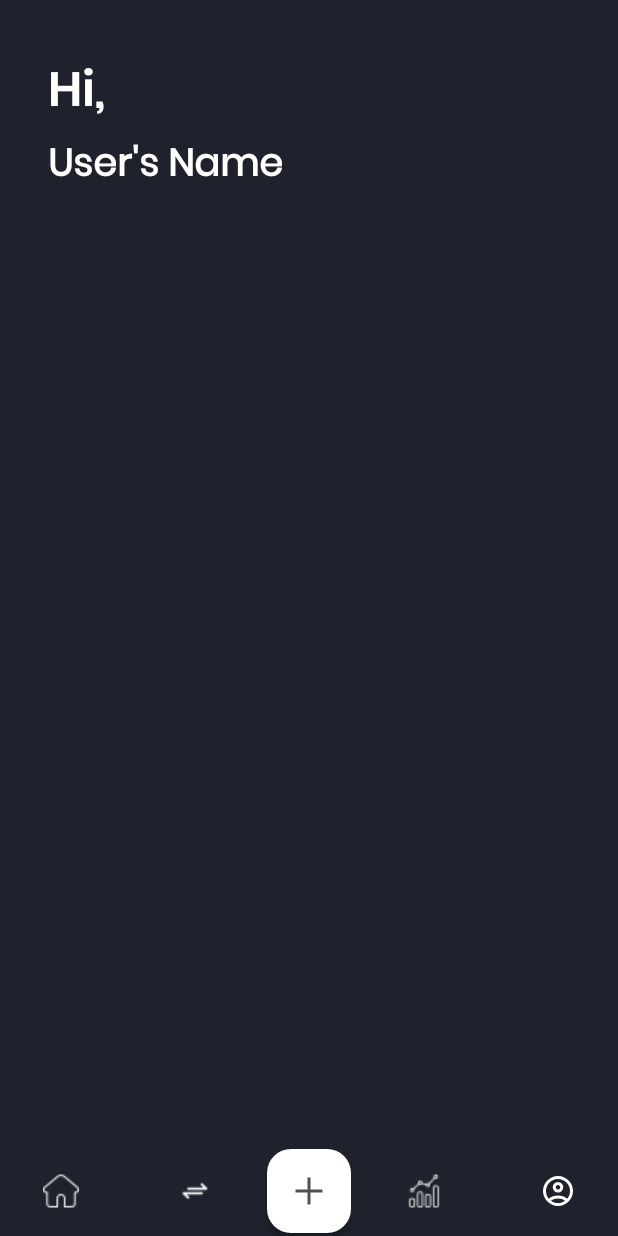
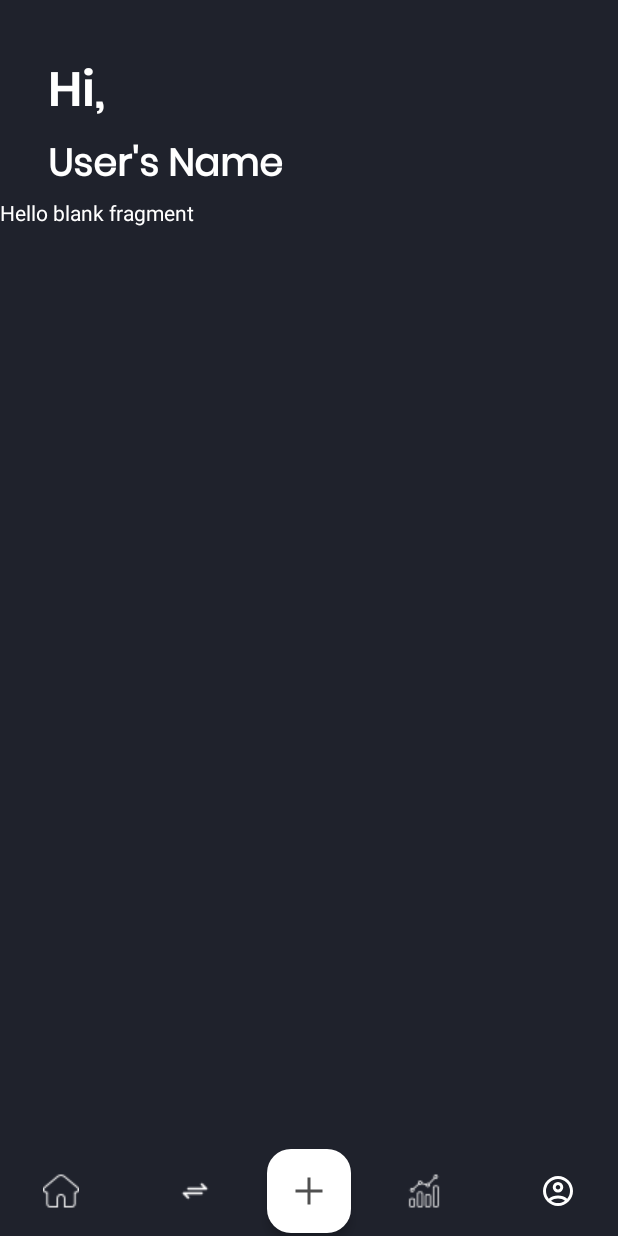
Before and after one commit to cristianjay-dev/expense_tracking_app, an Android app: the DashboardActivity screen opened directly, with no data from a screen before it, on a phone screen of 412 x 824 dp. Run offline under Robolectric (Android 15) with nearby library versions, the phone set to English and light mode, and no system bars.

Commit message:
Add pop-up Dialog in fabAddExpense

```diff
--- a/app/build.gradle.kts
+++ b/app/build.gradle.kts
@@ -29,6 +29,9 @@ android {
         sourceCompatibility = JavaVersion.VERSION_11
         targetCompatibility = JavaVersion.VERSION_11
     }
+    buildFeatures {
+        viewBinding = true
+    }
 
 }
 
--- a/app/src/main/AndroidManifest.xml
+++ b/app/src/main/AndroidManifest.xml
@@ -12,6 +12,9 @@
         android:supportsRtl="true"
         android:theme="@style/Theme.ExpensesTrackingApp"
         tools:targetApi="31">
+        <activity
+            android:name=".AddExpenseActivity"
+            android:exported="false" />
         <activity
             android:name=".DashboardActivity"
             android:exported="false" />
--- a/app/src/main/java/com/shop/expensestrackingapp/DashboardActivity.java
+++ b/app/src/main/java/com/shop/expensestrackingapp/DashboardActivity.java
@@ -1,24 +1,73 @@
 package com.shop.expensestrackingapp;
 
+import android.app.Dialog;
 import android.os.Bundle;
 
 import androidx.activity.EdgeToEdge;
 import androidx.appcompat.app.AppCompatActivity;
+import androidx.appcompat.widget.Toolbar;
 import androidx.core.graphics.Insets;
 import androidx.core.view.ViewCompat;
 import androidx.core.view.WindowInsetsCompat;
+import androidx.fragment.app.Fragment;
+
+import com.shop.expensestrackingapp.databinding.ActivityDashboardBinding;
+
+import java.util.Objects;
 
 public class DashboardActivity extends AppCompatActivity {
+
+    ActivityDashboardBinding binding;
 
     @Override
     protected void onCreate(Bundle savedInstanceState) {
         super.onCreate(savedInstanceState);
+        binding = ActivityDashboardBinding.inflate(getLayoutInflater());
         EdgeToEdge.enable(this);
-        setContentView(R.layout.activity_dashboard);
+        setContentView(binding.getRoot());
         ViewCompat.setOnApplyWindowInsetsListener(findViewById(R.id.main), (v, insets) -> {
             Insets systemBars = insets.getInsets(WindowInsetsCompat.Type.systemBars());
             v.setPadding(systemBars.left, systemBars.top, systemBars.right, systemBars.bottom);
             return insets;
+
         });
+        if (savedInstanceState == null) {
+            loadFragment(new HomeFragment()); // Assuming you have a HomeFragment
+        }
+
+        binding.navHome.setOnClickListener(v -> loadFragment(new HomeFragment()));
+        binding.navHistory.setOnClickListener(v -> loadFragment(new HistoryFragment()));
+        binding.navStats.setOnClickListener(v -> loadFragment(new StatsFragment()));
+        binding.navProfile.setOnClickListener(v -> loadFragment(new ProfileFragment()));
+
+        binding.fabAddExpense.setOnClickListener( v -> showDialog());
     }
+    private void loadFragment(Fragment fragment) {
+        getSupportFragmentManager()
+                .beginTransaction()
+                .replace(binding.frameLayout.getId(), fragment)
+                .commit();
+    }
+    private void showDialog() {
+        Dialog dialog = new Dialog(this);
+        dialog.setContentView(R.layout.activity_add_expense);
+        Objects.requireNonNull(dialog.getWindow()).setBackgroundDrawableResource(R.drawable.popup_modal);
+        Toolbar toolbar = dialog.findViewById(R.id.toolbarExpense);
+
+        // Inflate the toolbar menu
+        toolbar.inflateMenu(R.menu.toolbar_menu);
+
+        // Handle toolbar menu item click (like the close button)
+        toolbar.setOnMenuItemClickListener(item -> {
+            if (item.getItemId() == R.id.btnClose) {
+                dialog.dismiss(); // Close the dialog
+                return true;
+            }
+            return false;
+        });
+
+        dialog.show();
+    }
+
+
 }
--- /dev/null
+++ b/app/src/main/res/drawable/popup_modal.xml
@@ -0,0 +1,15 @@
+<?xml version="1.0" encoding="utf-8"?>
+<shape
+    xmlns:android="http://schemas.android.com/apk/res/android"
+    android:shape="rectangle">
+    <stroke
+        android:width="2dp"
+        android:color="#B6B5B5" />
+    <size android:height="56dp"
+        android:width="343dp"
+        />
+    <solid android:color="#FFFFFF" />
+
+    <corners android:radius="16dp" />
+
+</shape>
--- a/app/src/main/res/layout/activity_dashboard.xml
+++ b/app/src/main/res/layout/activity_dashboard.xml
@@ -115,7 +115,7 @@
         app:layout_constraintEnd_toEndOf="parent" />
 
     <com.google.android.material.floatingactionbutton.FloatingActionButton
-        android:id="@+id/fabAddCustom"
+        android:id="@+id/fab_addExpense"
         android:layout_width="wrap_content"
         android:layout_height="wrap_content"
         android:contentDescription="Add"
@@ -129,26 +129,6 @@
         app:layout_constraintStart_toStartOf="@+id/fab_spacer"
         app:layout_constraintEnd_toEndOf="@+id/fab_spacer" />
 
-</androidx.constraintlayout.widget.ConstraintLayout>
-
-    <!-- Floating Action Button -->
-
-
-
-    <!--    <com.google.android.material.floatingactionbutton.FloatingActionButton-->
-    <!--        android:id="@+id/fabAdd"-->
-    <!--        android:layout_width="wrap_content"-->
-    <!--        android:layout_height="wrap_content"-->
-    <!--        android:contentDescription="Add item"-->
-    <!--        android:src="@drawable/ic_add"-->
-    <!--        app:backgroundTint="@color/colorPrimary"-->
-    <!--        app:tint="@color/white"-->
-    <!--        app:fabCustomSize="60dp"-->
-    <!--        app:elevation="4dp"-->
-    <!--        app:layout_constraintBottom_toTopOf="@+id/bottomNavView"-->
-    <!--        app:layout_constraintStart_toStartOf="parent"-->
-    <!--        app:layout_constraintEnd_toEndOf="parent"-->
-    <!--        app:layout_constraintTop_toTopOf="@+id/bottomNavView" />-->
-
+    </androidx.constraintlayout.widget.ConstraintLayout>
 
 </androidx.constraintlayout.widget.ConstraintLayout>
--- /dev/null
+++ b/app/src/main/res/menu/toolbar_menu.xml
@@ -0,0 +1,10 @@
+<?xml version="1.0" encoding="utf-8"?>
+<menu xmlns:android="http://schemas.android.com/apk/res/android"
+    xmlns:app="http://schemas.android.com/apk/res-auto">
+    <item
+        android:id="@+id/btnClose"
+        android:title="close"
+        android:icon="@drawable/close"
+        app:showAsAction="always" />
+
+</menu>
--- a/app/src/main/res/values/colors.xml
+++ b/app/src/main/res/values/colors.xml
@@ -1,7 +1,9 @@
 <?xml version="1.0" encoding="utf-8"?>
 <resources>
     <color name="black">#FF000000</color>
-    <color name="white">#FFFFFFFF</color>\
+    <color name="white">#FFFFFFFF</color>
+
+    <color name="colorOnCard">#262838</color>
 
     <color name="colorBackground">#1F222C</color>
     <color name="colorOnBackground">#FFFFFF</color>
@@ -14,4 +16,6 @@
 
     <color name="colorInputBorder">#505050</color>
     <color name="colorPlaceholderText">#575757</color>
+
+    <color name="colorOnSave">#07B0C7</color>
 </resources>
```
Also changed, not shown: app/src/main/java/com/shop/expensestrackingapp/AddExpenseActivity.java (added, +34 -0 lines), app/src/main/res/drawable/btn_save.xml (added, +9 -0 lines), app/src/main/res/drawable/dropdown_text.xml (added, +11 -0 lines), app/src/main/res/layout/activity_add_expense.xml (added, +116 -0 lines), app/src/main/res/layout/fragment_history.xml (+29 -4 lines), app/src/main/res/drawable/close.png (added).
